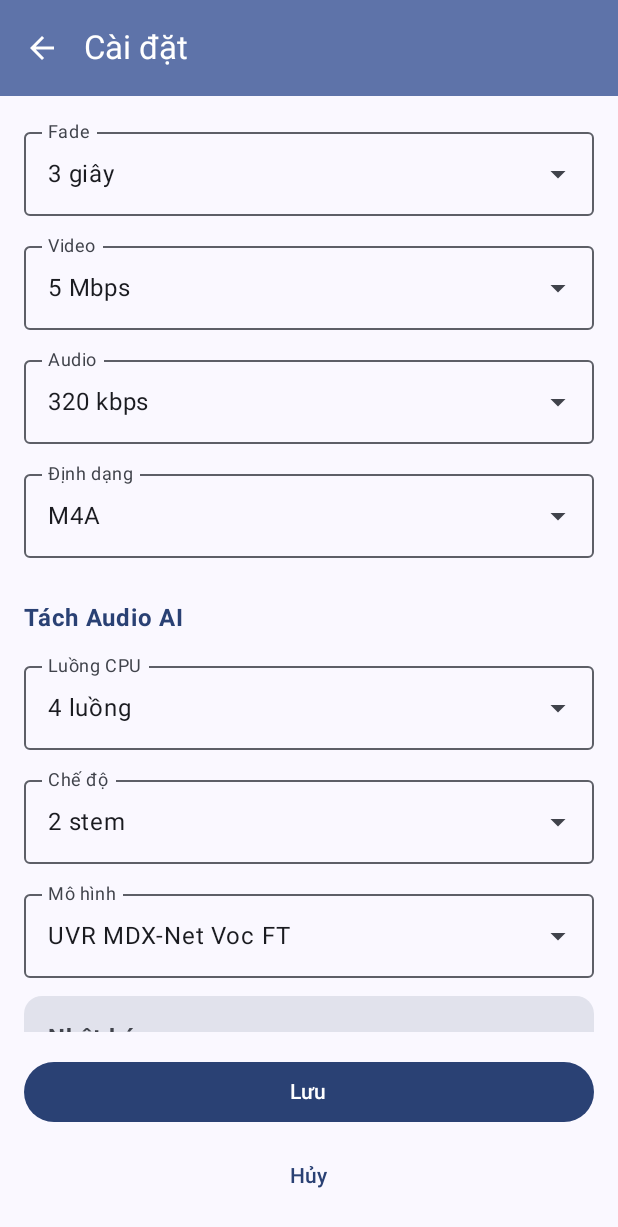
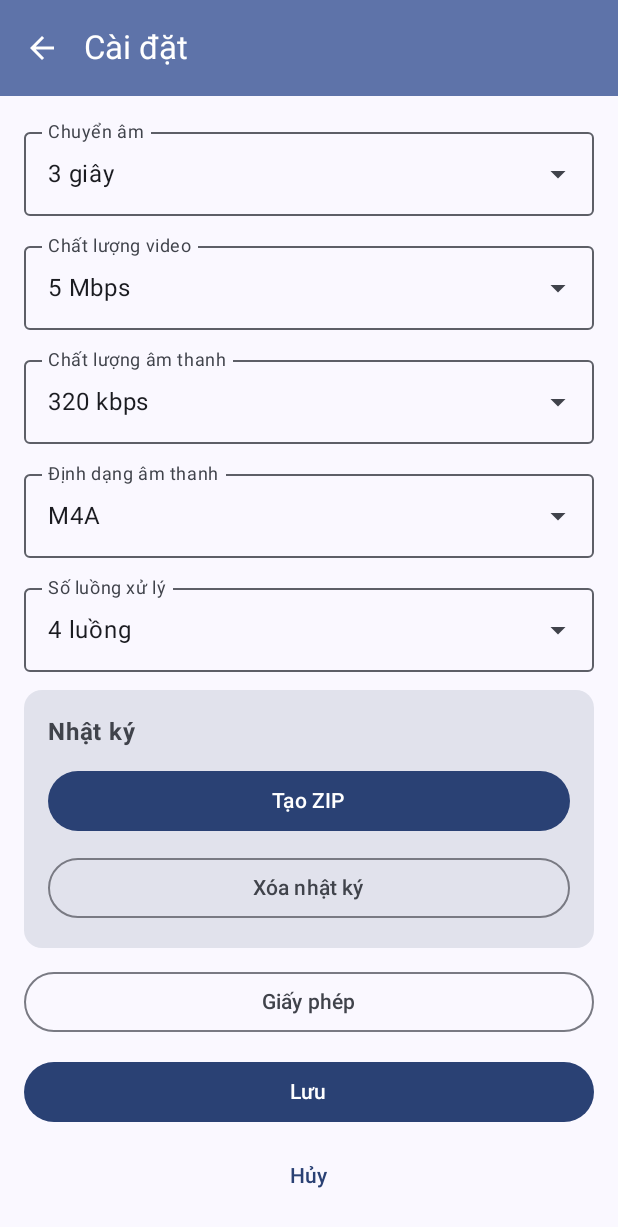
Before and after one commit to tvhuy99-web/Remix-Remix-Media-Tool556, an Android app built with Jetpack Compose: the SettingsScreen screen opened through its navigation route, on a phone screen of 412 x 824 dp. Shown: the top 1227 px of the screen. Run offline under Robolectric (Android 15) with nearby library versions, the light colour scheme and no system bars; pictures from the network do not load.

Commit message:
refactor: remove duplicate stem settings

```diff
--- a/app/src/main/java/com/aistudio/mediatool/ui/screens/SettingsScreen.kt
+++ b/app/src/main/java/com/aistudio/mediatool/ui/screens/SettingsScreen.kt
@@ -1,6 +1,11 @@
 package com.aistudio.mediatool.ui.screens
 
-import androidx.compose.foundation.layout.*
+import androidx.compose.foundation.layout.Arrangement
+import androidx.compose.foundation.layout.Column
+import androidx.compose.foundation.layout.fillMaxSize
+import androidx.compose.foundation.layout.fillMaxWidth
+import androidx.compose.foundation.layout.heightIn
+import androidx.compose.foundation.layout.padding
 import androidx.compose.foundation.rememberScrollState
 import androidx.compose.foundation.verticalScroll
 import androidx.compose.material3.AlertDialog
@@ -9,7 +14,6 @@
 import androidx.compose.material3.ExposedDropdownMenuBox
 import androidx.compose.material3.ExposedDropdownMenuDefaults
 import androidx.compose.material3.ExperimentalMaterial3Api
-import androidx.compose.material3.MaterialTheme
 import androidx.compose.material3.OutlinedButton
 import androidx.compose.material3.OutlinedTextField
 import androidx.compose.material3.Text
@@ -22,13 +26,10 @@
 import androidx.compose.runtime.setValue
 import androidx.compose.ui.Modifier
 import androidx.compose.ui.platform.LocalContext
-import androidx.compose.ui.text.font.FontWeight
 import androidx.compose.ui.unit.dp
 import androidx.navigation.NavController
 import com.aistudio.mediatool.core.SettingsManager
 import com.aistudio.mediatool.core.ml.OnnxAcceleration
-import com.aistudio.mediatool.core.ml.StemMode
-import com.aistudio.mediatool.core.ml.StemModelRegistry
 import com.aistudio.mediatool.ui.components.DiagnosticReportCard
 import com.aistudio.mediatool.ui.components.ToolScaffold
 
@@ -41,11 +42,6 @@
     var fmtIndex by rememberSaveable { mutableStateOf(SettingsManager.getAudFormatIndex(context)) }
     var fadeDuration by rememberSaveable { mutableStateOf(SettingsManager.getFadeDurationSec(context)) }
     var numThreadsIndex by rememberSaveable { mutableStateOf(SettingsManager.getNumThreadsIndex(context)) }
-    var stemModeIndex by rememberSaveable { mutableStateOf(SettingsManager.getStemModeIndex(context)) }
-    var stemModelId by rememberSaveable {
-        val mode = StemMode.fromSettingsIndex(stemModeIndex)
-        mutableStateOf(StemModelRegistry.resolve(mode, SettingsManager.getStemModelId(context, stemModeIndex)).id)
-    }
     var showNotices by rememberSaveable { mutableStateOf(false) }
     val thirdPartyNotices = remember(context) {
         runCatching {
@@ -75,65 +71,41 @@
             modifier = Modifier.fillMaxSize().padding(innerPadding),
         ) {
             Column(
-                modifier = Modifier.weight(1f).verticalScroll(rememberScrollState()).padding(16.dp),
+                modifier = Modifier
+                    .weight(1f)
+                    .verticalScroll(rememberScrollState())
+                    .padding(16.dp),
                 verticalArrangement = Arrangement.spacedBy(12.dp),
             ) {
                 SimpleDropdown(
-                    label = "Fade",
+                    label = "Chuyển âm",
                     values = (0..10).map { if (it == 0) "Tắt" else "$it giây" },
                     selectedIndex = fadeDuration,
                     onSelected = { fadeDuration = it },
                 )
                 SimpleDropdown(
-                    label = "Video",
+                    label = "Chất lượng video",
                     values = listOf("2 Mbps", "5 Mbps", "10 Mbps", "20 Mbps", "50 Mbps"),
                     selectedIndex = vidIndex,
                     onSelected = { vidIndex = it },
                 )
                 SimpleDropdown(
-                    label = "Audio",
-                    values = listOf("128 kbps", "192 kbps", "256 kbps", "320 kbps", "Lossless"),
+                    label = "Chất lượng âm thanh",
+                    values = listOf("128 kbps", "192 kbps", "256 kbps", "320 kbps", "Không nén"),
                     selectedIndex = audIndex,
                     onSelected = { audIndex = it },
                 )
                 SimpleDropdown(
-                    label = "Định dạng",
+                    label = "Định dạng âm thanh",
                     values = listOf("M4A", "MP3", "WAV", "FLAC"),
                     selectedIndex = fmtIndex,
                     onSelected = { fmtIndex = it },
                 )
-
-                Spacer(Modifier.height(4.dp))
-                Text("Tách Audio AI", color = MaterialTheme.colorScheme.primary, fontWeight = FontWeight.Bold)
                 SimpleDropdown(
-                    label = "Luồng CPU",
+                    label = "Số luồng xử lý",
                     values = listOf("1 luồng", "2 luồng", "4 luồng", "8 luồng"),
                     selectedIndex = numThreadsIndex,
                     onSelected = { numThreadsIndex = it },
-                )
-
-                val selectedMode = StemMode.fromSettingsIndex(stemModeIndex)
-                SimpleDropdown(
-                    label = "Chế độ",
-                    values = listOf("2 stem", "4 stem"),
-                    selectedIndex = stemModeIndex,
-                    onSelected = { index ->
-                        stemModeIndex = index
-                        val mode = StemMode.fromSettingsIndex(index)
-                        stemModelId = StemModelRegistry.resolve(
-                            mode,
-                            SettingsManager.getStemModelId(context, index),
-                        ).id
-                    },
-                )
-
-                val models = StemModelRegistry.modelsFor(selectedMode)
-                val selectedModel = StemModelRegistry.resolve(selectedMode, stemModelId)
-                SimpleDropdown(
-                    label = "Mô hình",
-                    values = models.map { it.displayName },
-                    selectedIndex = models.indexOfFirst { it.id == selectedModel.id }.coerceAtLeast(0),
-                    onSelected = { index -> stemModelId = models[index].id },
                 )
 
                 DiagnosticReportCard()
@@ -157,8 +129,6 @@
                         SettingsManager.setAudFormatIndex(context, fmtIndex)
                         SettingsManager.setFadeDurationSec(context, fadeDuration)
                         SettingsManager.setNumThreadsIndex(context, numThreadsIndex)
-                        SettingsManager.setStemModeIndex(context, stemModeIndex)
-                        SettingsManager.setStemModelId(context, stemModeIndex, stemModelId)
                         SettingsManager.setHardwareAccelIndex(context, OnnxAcceleration.XNNPACK.settingsIndex)
                         navController.popBackStack()
                     },
```
